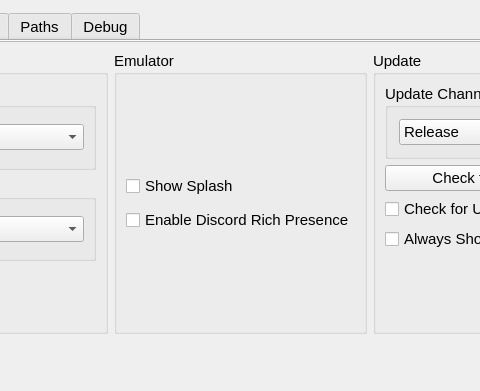
First picture: the form in src/qt_gui/settings_dialog.ui, repository rainmakerv3/shadPS4, before the edit; both pictures show x 331 to 811 and y 0 to 391 of the 970 by 750 pixel window.
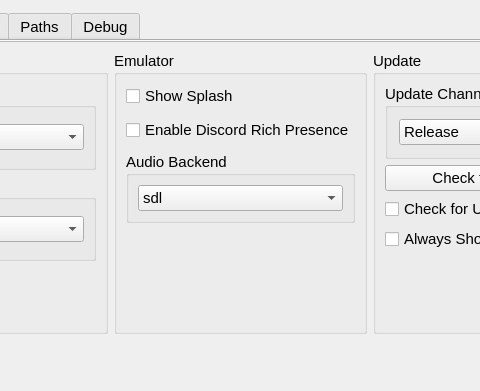
Second picture: the form after the edit. Icons and pictures are not drawn.

Diff of the .ui file:
```diff
--- a/src/qt_gui/settings_dialog.ui
+++ b/src/qt_gui/settings_dialog.ui
@@ -114,7 +114,7 @@
               <property name="checkable">
                <bool>false</bool>
               </property>
-              <layout class="QVBoxLayout" name="additionalSettingsVLayout" stretch="0">
+              <layout class="QVBoxLayout" name="additionalSettingsVLayout" stretch="0,0">
                <property name="spacing">
                 <number>6</number>
                </property>
@@ -149,8 +149,47 @@
                    </property>
                   </widget>
                  </item>
+                 <item>
+                  <widget class="QGroupBox" name="audioBackendGroupBox">
+                   <property name="title">
+                    <string>Audio Backend</string>
+                   </property>
+                   <layout class="QVBoxLayout" name="verticalLayout_3">
+                    <item>
+                     <widget class="QComboBox" name="audioBackendComboBox">
+                      <property name="currentIndex">
+                       <number>0</number>
+                      </property>
+                      <item>
+                       <property name="text">
+                        <string>sdl</string>
+                       </property>
+                      </item>
+                      <item>
+                       <property name="text">
+                        <string>cubeb</string>
+                       </property>
+                      </item>
+                     </widget>
+                    </item>
+                   </layout>
+                  </widget>
+                 </item>
                 </layout>
                </item>
+               <item>
+                <spacer name="verticalSpacer_8">
+                 <property name="orientation">
+                  <enum>Qt::Orientation::Vertical</enum>
+                 </property>
+                 <property name="sizeHint" stdset="0">
+                  <size>
+                   <width>20</width>
+                   <height>40</height>
+                  </size>
+                 </property>
+                </spacer>
+               </item>
               </layout>
              </widget>
             </item>
```
